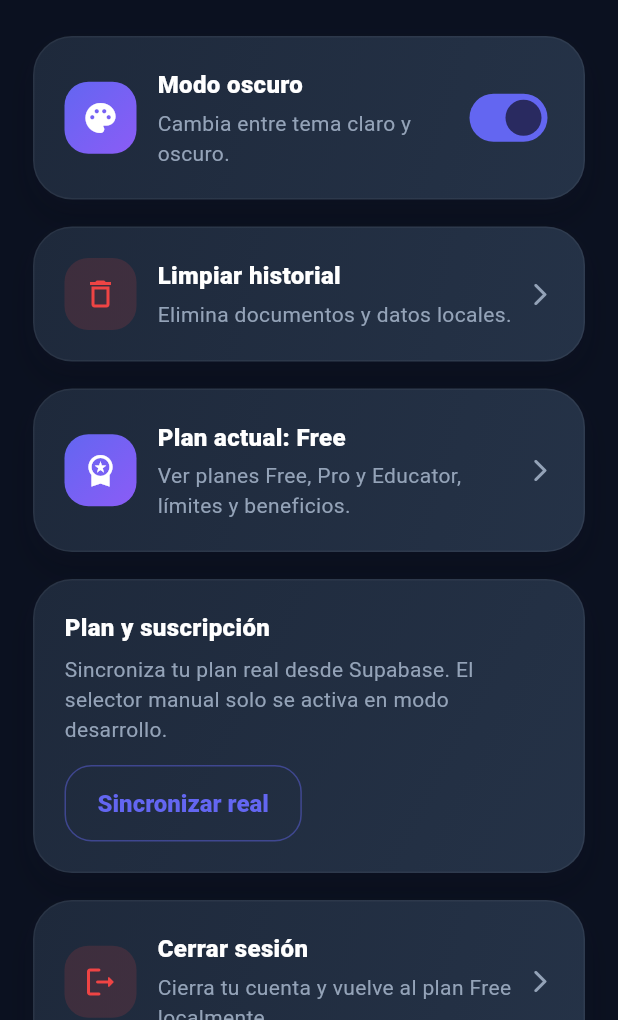
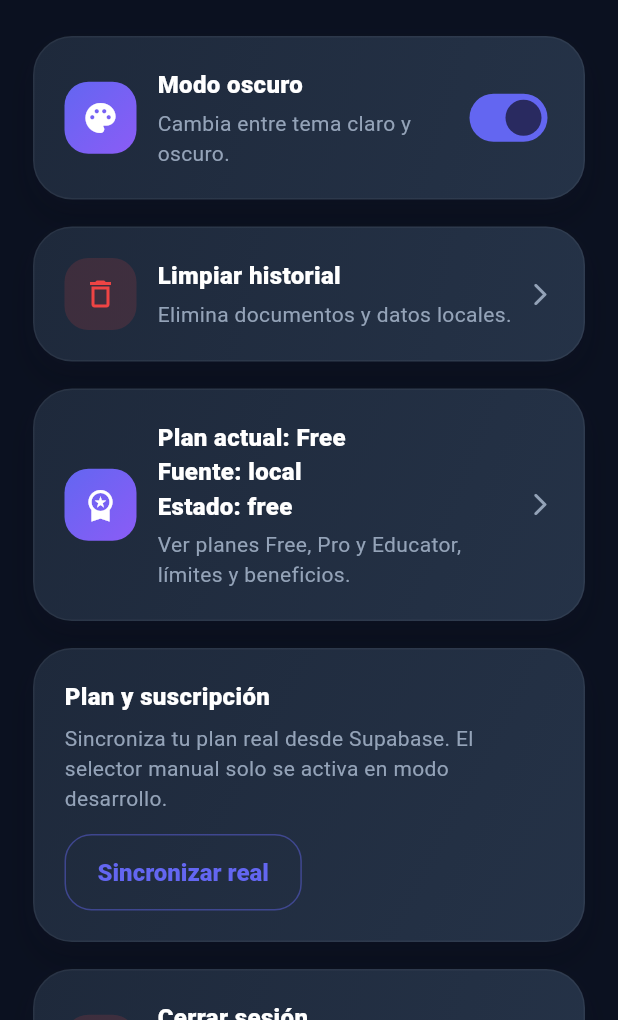
Before and after one commit to welintonrafael01-design/campusai-audio, a Flutter app: the SettingsScreen screen opened by its route, on a phone screen of 412 x 824 dp, the part 216-1236 px from its top. Run offline on Flutter 3.47's test engine with Material 3 defaults, Android fonts, the phone set to English and light mode, and no system bars; our stand-ins replace file_picker, flip_card, flutter_markdown, flutter_riverpod, go_router, just_audio and 2 more; missing offline and left inert: dart:html; accounts and stored records are empty.

Commit message:
feat: show subscription plan source

```diff
--- a/mobile/campusai_mobile/lib/screens/settings_screen.dart
+++ b/mobile/campusai_mobile/lib/screens/settings_screen.dart
@@ -287,7 +287,9 @@ class SettingsScreen extends ConsumerWidget {
                             .start,
                     children: [
                       Text(
-                        'Plan actual: ${const PlanGuardService().currentPlanName}',
+                        'Plan actual: ${const PlanGuardService().currentPlanName}\n'
+                        'Fuente: ${const PlanGuardService().currentPlanSource}\n'
+                        'Estado: ${const PlanGuardService().currentSubscriptionStatus}',
                         style: TextStyle(
                           color: AppTheme
                               .textPrimary,
--- a/mobile/campusai_mobile/lib/services/plan_guard_service.dart
+++ b/mobile/campusai_mobile/lib/services/plan_guard_service.dart
@@ -5,12 +5,27 @@ import '../config/app_plans.dart';
 class PlanGuardService {
   const PlanGuardService();
 
-  static const String _storageKey = 'studybook_ai_current_plan';
+  static const String _planStorageKey = 'studybook_ai_current_plan';
+  static const String _planSourceStorageKey = 'studybook_ai_plan_source';
+  static const String _subscriptionStatusStorageKey =
+      'studybook_ai_subscription_status';
 
   CampusPlan get currentPlan {
-    final storedPlan = html.window.localStorage[_storageKey];
+    final storedPlan = html.window.localStorage[_planStorageKey];
 
     return planFromCode(storedPlan);
+  }
+
+  String get currentPlanSource {
+    return html.window.localStorage[_planSourceStorageKey] ?? 'local';
+  }
+
+  String get currentSubscriptionStatus {
+    return html.window.localStorage[_subscriptionStatusStorageKey] ?? 'free';
+  }
+
+  bool get isSyncedFromSupabase {
+    return currentPlanSource == 'supabase';
   }
 
   PlanLimits get limits => AppPlans.limits[currentPlan]!;
@@ -24,12 +39,21 @@ class PlanGuardService {
 
   String get currentPlanName => AppPlans.planNames[currentPlan]!;
 
-  void saveCurrentPlan(CampusPlan plan) {
-    html.window.localStorage[_storageKey] = planCode(plan);
+  void saveCurrentPlan(
+    CampusPlan plan, {
+    String source = 'local_test',
+    String subscriptionStatus = 'active',
+  }) {
+    html.window.localStorage[_planStorageKey] = planCode(plan);
+    html.window.localStorage[_planSourceStorageKey] = source;
+    html.window.localStorage[_subscriptionStatusStorageKey] =
+        subscriptionStatus;
   }
 
   void resetToFree() {
-    html.window.localStorage[_storageKey] = planCode(CampusPlan.free);
+    html.window.localStorage[_planStorageKey] = planCode(CampusPlan.free);
+    html.window.localStorage[_planSourceStorageKey] = 'local';
+    html.window.localStorage[_subscriptionStatusStorageKey] = 'free';
   }
 
   bool canGenerateFlashcards(int requestedAmount) {
--- a/mobile/campusai_mobile/lib/services/subscription_service.dart
+++ b/mobile/campusai_mobile/lib/services/subscription_service.dart
@@ -35,7 +35,11 @@ class SubscriptionService {
         ? planFromCode(planCode)
         : CampusPlan.free;
 
-    const PlanGuardService().saveCurrentPlan(plan);
+    const PlanGuardService().saveCurrentPlan(
+      plan,
+      source: 'supabase',
+      subscriptionStatus: status ?? 'unknown',
+    );
 
     return plan;
   }
```
